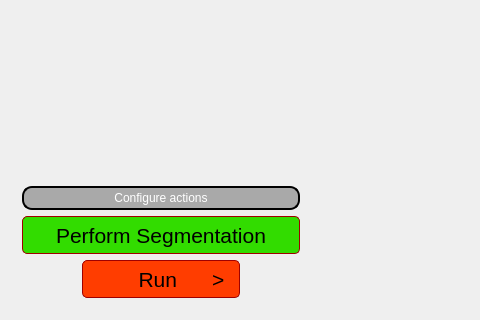
Old version of the form mainwindow.ui in the repository dboun/MultiPatientImageProcessing; both pictures show x 0 to 480 and y 370 to 690 of the 986 by 690 pixel window.
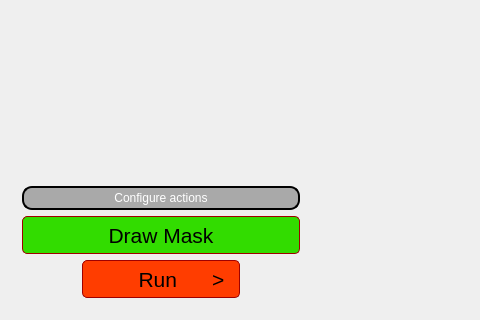
New version of the form.

```diff
--- a/mainwindow.ui
+++ b/mainwindow.ui
@@ -79,7 +79,7 @@
 QPushButton:pressed{ background-color: rgb(0,100,0);border-style: outset; border-style: solid; border-color: black; border-width: 1px; border-radius: 5px;}                 </string>
          </property>
          <property name="text">
-          <string>Perform Segmentation</string>
+          <string>Draw Mask</string>
          </property>
         </widget>
        </item>
```
Left out of the diff: 2 changed lines with no effect on the pictures.
